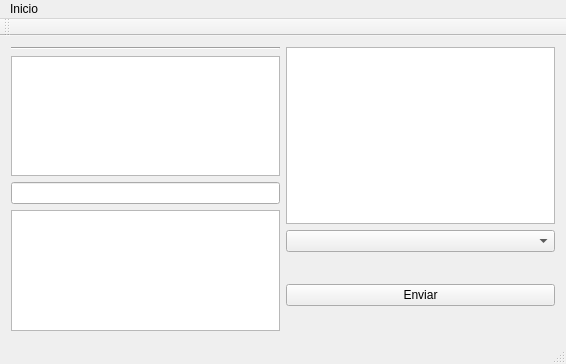
Above: mainwindow.ui from OtavioPellicano/chat-cliente before the change. Below: the same form after it.
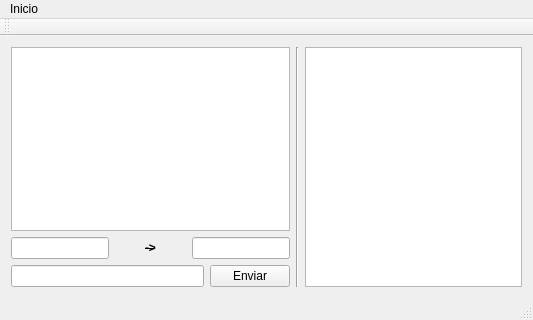
That is the form after the change.

Commit message: Mudei a ui para uma mais amigavel e intuitiva

What changed in the file:
```diff
--- a/mainwindow.ui
+++ b/mainwindow.ui
@@ -6,70 +6,76 @@
    <rect>
     <x>0</x>
     <y>0</y>
-    <width>566</width>
-    <height>364</height>
+    <width>533</width>
+    <height>320</height>
    </rect>
   </property>
   <property name="windowTitle">
    <string>MainWindow</string>
   </property>
   <widget class="QWidget" name="centralWidget">
-   <layout class="QVBoxLayout" name="verticalLayout_3">
-    <item>
-     <layout class="QHBoxLayout" name="horizontalLayout">
-      <item>
        <layout class="QVBoxLayout" name="verticalLayout_2">
         <item>
-         <widget class="Line" name="line">
-          <property name="orientation">
-           <enum>Qt::Horizontal</enum>
-          </property>
-         </widget>
-        </item>
-        <item>
-         <widget class="QListWidget" name="listWidget_chat"/>
-        </item>
-        <item>
-         <spacer name="verticalSpacer">
-          <property name="orientation">
-           <enum>Qt::Vertical</enum>
-          </property>
-          <property name="sizeHint" stdset="0">
-           <size>
-            <width>20</width>
-            <height>40</height>
-           </size>
-          </property>
-         </spacer>
-        </item>
-        <item>
-         <widget class="QLineEdit" name="lineEdit_nickname"/>
-        </item>
-        <item>
-         <widget class="QTextEdit" name="textEdit_mensagem"/>
-        </item>
-       </layout>
-      </item>
+     <layout class="QHBoxLayout" name="horizontalLayout_3">
       <item>
        <layout class="QVBoxLayout" name="verticalLayout">
         <item>
-         <widget class="QListWidget" name="listWidget_usuarios"/>
+         <widget class="QListWidget" name="listWidget_chat"/>
         </item>
         <item>
-         <widget class="QComboBox" name="comboBox_conversa_atual"/>
+         <layout class="QHBoxLayout" name="horizontalLayout">
+          <item>
+           <widget class="QLineEdit" name="lineEdit_origem"/>
         </item>
         <item>
-         <spacer name="verticalSpacer_2">
+           <spacer name="horizontalSpacer">
           <property name="orientation">
-           <enum>Qt::Vertical</enum>
+             <enum>Qt::Horizontal</enum>
           </property>
           <property name="sizeHint" stdset="0">
            <size>
-            <width>20</width>
-            <height>40</height>
+              <width>40</width>
+              <height>20</height>
            </size>
           </property>
          </spacer>
+          </item>
+          <item>
+           <widget class="QLabel" name="label">
+            <property name="font">
+             <font>
+              <weight>75</weight>
+              <bold>true</bold>
+              <strikeout>true</strikeout>
+             </font>
+            </property>
+            <property name="text">
+             <string>-&gt;</string>
+            </property>
+           </widget>
+          </item>
+          <item>
+           <spacer name="horizontalSpacer_2">
+            <property name="orientation">
+             <enum>Qt::Horizontal</enum>
+            </property>
+            <property name="sizeHint" stdset="0">
+             <size>
+              <width>40</width>
+              <height>20</height>
+             </size>
+            </property>
+           </spacer>
+          </item>
+          <item>
+           <widget class="QLineEdit" name="lineEdit_destino"/>
+          </item>
+         </layout>
+        </item>
+        <item>
+         <layout class="QHBoxLayout" name="horizontalLayout_2">
+          <item>
+           <widget class="QLineEdit" name="lineEdit_mensagem"/>
         </item>
         <item>
          <widget class="QPushButton" name="pushButton_enviar">
@@ -78,20 +84,19 @@
           </property>
          </widget>
         </item>
+         </layout>
+        </item>
+       </layout>
+      </item>
         <item>
-         <spacer name="verticalSpacer_3">
+       <widget class="Line" name="line">
           <property name="orientation">
            <enum>Qt::Vertical</enum>
           </property>
-          <property name="sizeHint" stdset="0">
-           <size>
-            <width>20</width>
-            <height>40</height>
-           </size>
-          </property>
-         </spacer>
-        </item>
-       </layout>
+       </widget>
+      </item>
+      <item>
+       <widget class="QListWidget" name="listWidget_usuarios"/>
       </item>
      </layout>
     </item>
@@ -102,7 +107,7 @@
     <rect>
      <x>0</x>
      <y>0</y>
-     <width>566</width>
+     <width>533</width>
      <height>25</height>
     </rect>
    </property>
```
Lines whose indentation alone changed are shown as unchanged.
